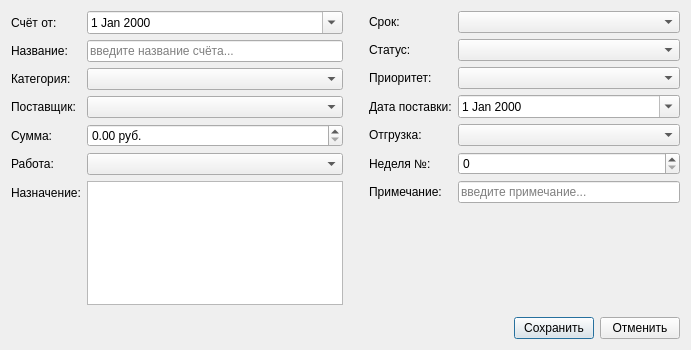
First picture: the form in dlgbilldata.ui, repository igrekus/billplan, before the edit.
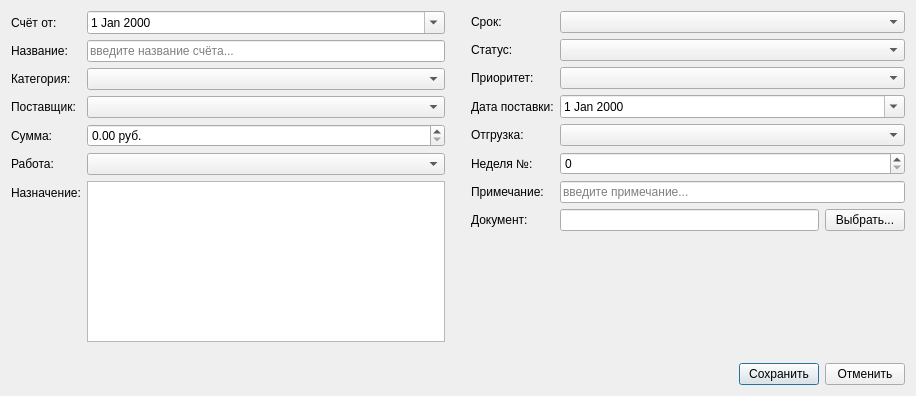
Second picture: the form after the edit.

The edit to the form file:
```diff
--- a/dlgbilldata.ui
+++ b/dlgbilldata.ui
@@ -6,8 +6,8 @@
    <rect>
     <x>0</x>
     <y>0</y>
-    <width>691</width>
-    <height>350</height>
+    <width>916</width>
+    <height>396</height>
    </rect>
   </property>
   <property name="windowTitle">
@@ -15,7 +15,7 @@
   </property>
   <layout class="QVBoxLayout" name="verticalLayout">
    <item>
-    <layout class="QHBoxLayout" name="horizontalLayout_2">
+    <layout class="QHBoxLayout" name="horizontalLayout_3">
      <item>
       <layout class="QFormLayout" name="formLayout_2">
        <property name="sizeConstraint">
@@ -161,9 +161,6 @@
      </item>
      <item>
       <layout class="QFormLayout" name="formLayout">
-       <property name="sizeConstraint">
-        <enum>QLayout::SetMaximumSize</enum>
-       </property>
        <item row="0" column="0">
         <widget class="QLabel" name="lblPeriod">
          <property name="text">
@@ -253,6 +250,27 @@
          </property>
         </widget>
        </item>
+       <item row="7" column="0">
+        <widget class="QLabel" name="lblDoc">
+         <property name="text">
+          <string>Документ:</string>
+         </property>
+        </widget>
+       </item>
+       <item row="7" column="1">
+        <layout class="QHBoxLayout" name="horizontalLayout_2">
+         <item>
+          <widget class="QLineEdit" name="editDoc"/>
+         </item>
+         <item>
+          <widget class="QPushButton" name="btnAddDoc">
+           <property name="text">
+            <string>Выбрать...</string>
+           </property>
+          </widget>
+         </item>
+        </layout>
+       </item>
       </layout>
      </item>
     </layout>
```
